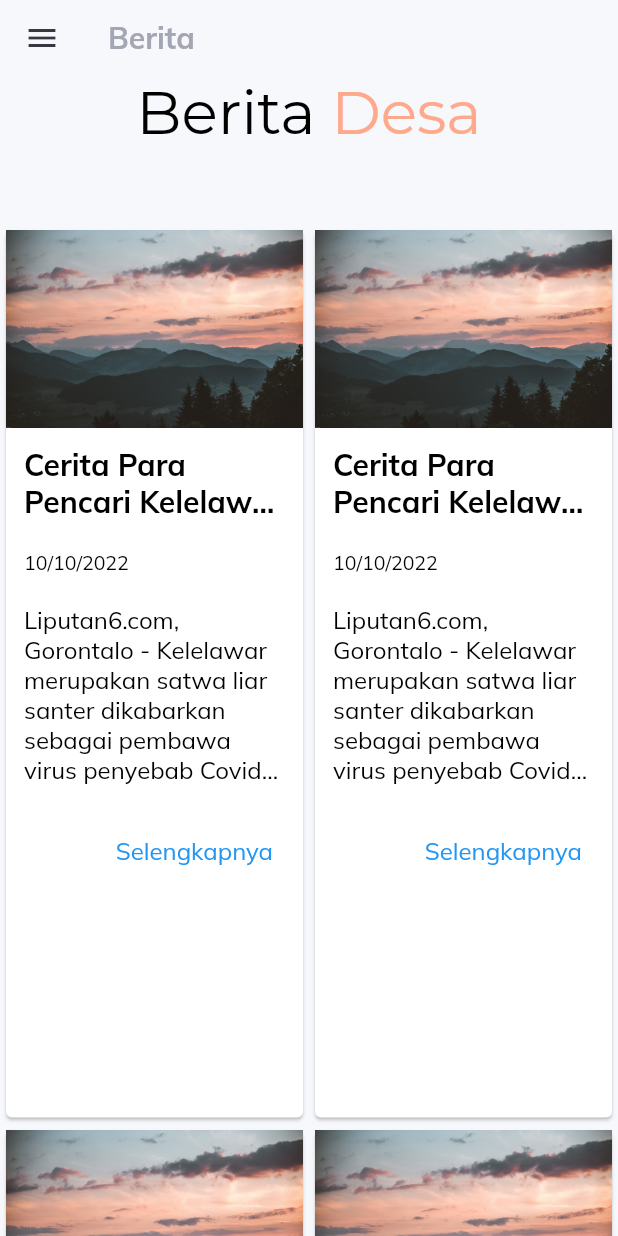
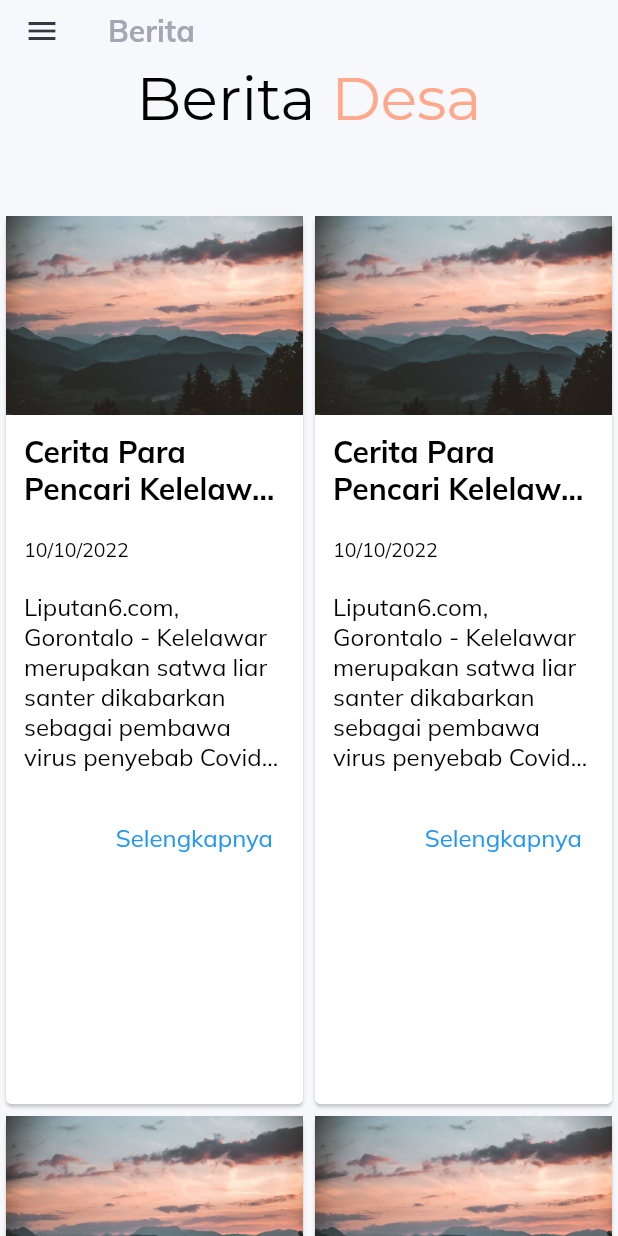
Before and after one commit to makairodewa/webapps, a Flutter app: the SiteLayout screen opened by its route, after a tap on the "menu" icon, after a tap on "Berita", on a phone screen of 412 x 824 dp. Run offline on Flutter 3.47's test engine with Material 2 defaults, Android fonts, the light colour scheme and no system bars; our stand-ins replace carousel_slider, firebase_core, flutter_svg, get, google_fonts, google_maps_flutter and 1 more; missing offline and left inert: footer; accounts and stored records are empty; network calls fail.

Commit message:
fixed zoom browser

```diff
--- a/lib/pages/home/widget/images_slider.dart
+++ b/lib/pages/home/widget/images_slider.dart
@@ -12,7 +12,7 @@
   @override
   Widget build(BuildContext context) {
     return Padding(
-      padding: const EdgeInsets.only(top: 20),
+      padding: EdgeInsets.only(top: MediaQuery.of(context).size.height / 20),
       child: SizedBox(
         width: double.infinity,
         height: ResponsiveWidget.isSmallScreen(context) ? 400 : 500,
--- a/lib/pages/home/widget/indeicator_widget.dart
+++ b/lib/pages/home/widget/indeicator_widget.dart
@@ -12,7 +12,8 @@
   @override
   Widget build(BuildContext context) {
     return Obx(() => Padding(
-          padding: const EdgeInsets.only(top: 40),
+          padding:
+              EdgeInsets.only(top: MediaQuery.of(context).size.height / 40),
           child: AnimatedSmoothIndicator(
               activeIndex: homeController.activeIndex.value,
               effect: WormEffect(
--- a/lib/pages/home/widget/span_widget.dart
+++ b/lib/pages/home/widget/span_widget.dart
@@ -20,6 +20,7 @@
   @override
   Widget build(BuildContext context) {
     return RichText(
+      textAlign: TextAlign.center,
       text: TextSpan(
           text: title,
           style: GoogleFonts.montserrat(
--- a/lib/widgets/top_nav.dart
+++ b/lib/widgets/top_nav.dart
@@ -11,8 +11,11 @@
 PreferredSize topNavigationBar(
         BuildContext context, GlobalKey<ScaffoldState> key) =>
     PreferredSize(
-      preferredSize: Size(MediaQuery.of(context).size.width,
-          !ResponsiveWidget.isSmallScreen(context) ? 70 : 50),
+      preferredSize: Size(
+          MediaQuery.of(context).size.width,
+          !ResponsiveWidget.isSmallScreen(context)
+              ? MediaQuery.of(context).size.height / 10
+              : MediaQuery.of(context).size.height / 20),
       child: Padding(
         padding: EdgeInsets.symmetric(
             horizontal: ResponsiveWidget.isSmallScreen(context)
```
Also changed, not shown: 2 other files.
